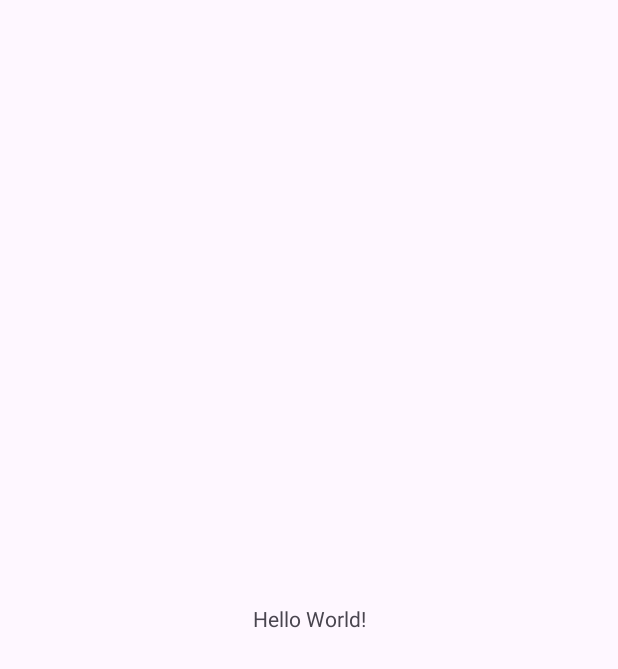
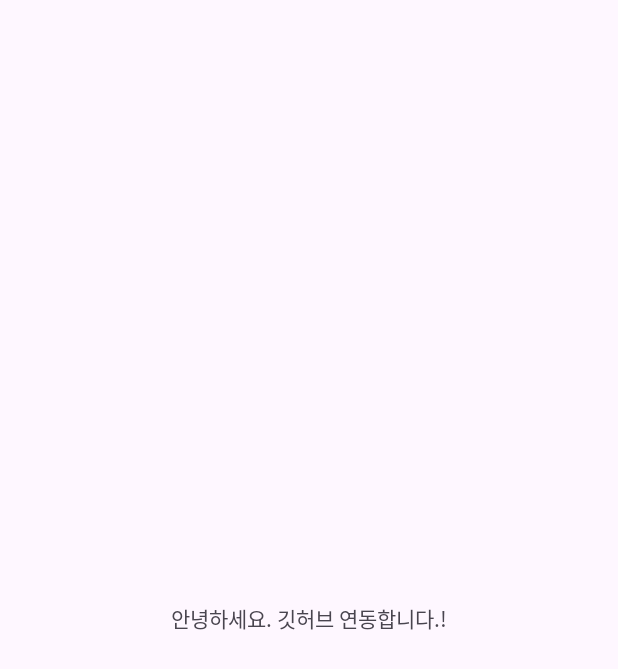
Before and after one commit to mokdokyun/GitHubTest2, an Android app: the screen it shows after launch (MainActivity), on a phone screen of 412 x 824 dp. Before the commit the part shown is almost empty. Shown: the top 669 px of the screen. Run offline under Robolectric (Android 15) with nearby library versions, the phone set to English and light mode, and no system bars.

Commit message:
안드로이드스튜디오와 깃허브 연동 테스트를 위하여 택스트 변경하고 Commit

```diff
--- a/app/src/main/res/layout/activity_main.xml
+++ b/app/src/main/res/layout/activity_main.xml
@@ -9,7 +9,7 @@
     <TextView
         android:layout_width="wrap_content"
         android:layout_height="wrap_content"
-        android:text="Hello World!"
+        android:text="안녕하세요. 깃허브 연동합니다.!"
         app:layout_constraintBottom_toBottomOf="parent"
         app:layout_constraintEnd_toEndOf="parent"
         app:layout_constraintStart_toStartOf="parent"
```
